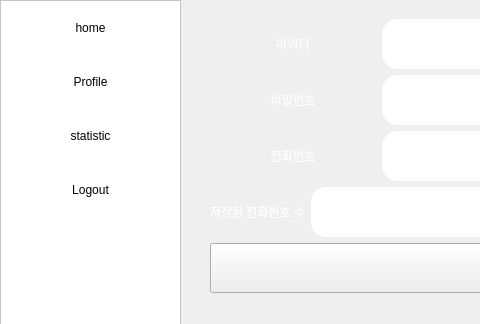
Before: the Qt Designer form home.ui in incheon123/PhoneBook, drawn with Qt 5; both pictures show x 0 to 480 and y 0 to 324 of the 907 by 575 pixel window.
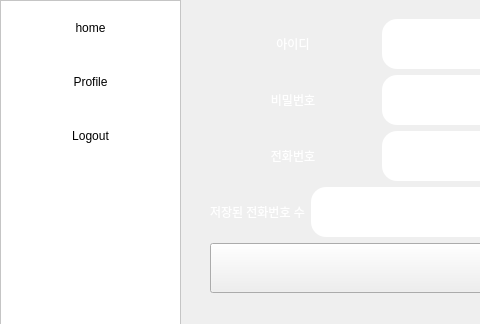
After: the same form once the commit is applied.

Commit message: remove statistic menu

Diff of the .ui file:
```diff
--- a/home.ui
+++ b/home.ui
@@ -112,32 +112,6 @@
      </brush>
     </property>
    </item>
-   <item>
-    <property name="text">
-     <string>statistic</string>
-    </property>
-    <property name="textAlignment">
-     <set>AlignCenter</set>
-    </property>
-    <property name="background">
-     <brush brushstyle="NoBrush">
-      <color alpha="255">
-       <red>0</red>
-       <green>170</green>
-       <blue>255</blue>
-      </color>
-     </brush>
-    </property>
-    <property name="foreground">
-     <brush brushstyle="SolidPattern">
-      <color alpha="255">
-       <red>0</red>
-       <green>0</green>
-       <blue>0</blue>
-      </color>
-     </brush>
-    </property>
-   </item>
    <item>
     <property name="text">
      <string>Logout</string>
```
